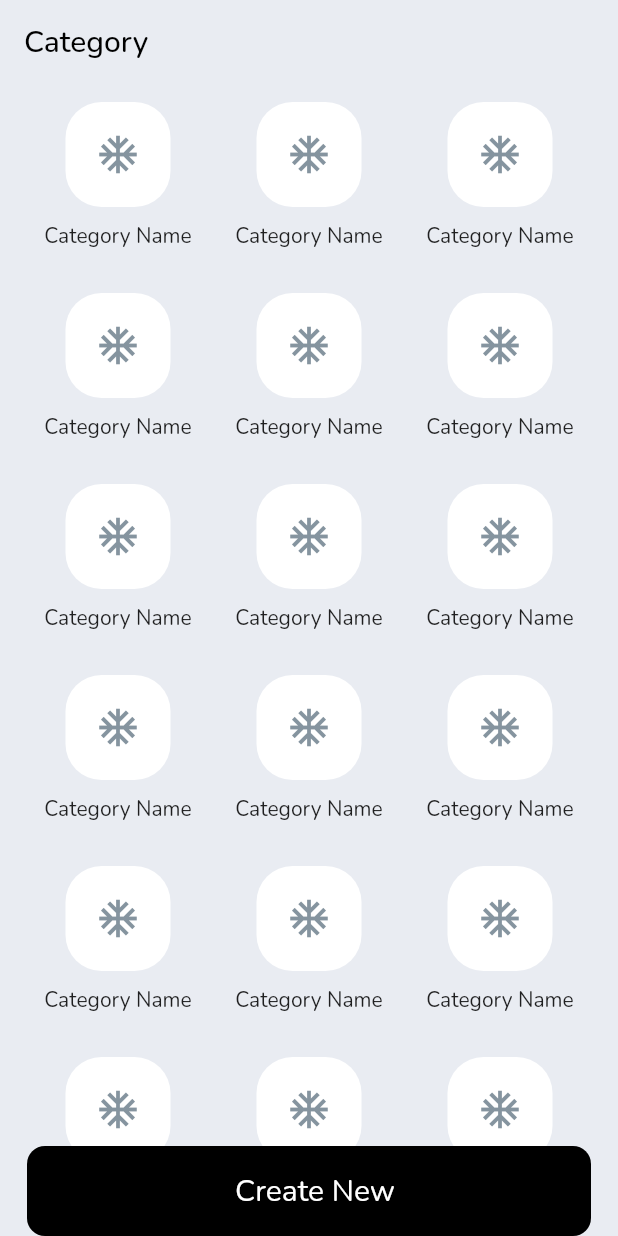
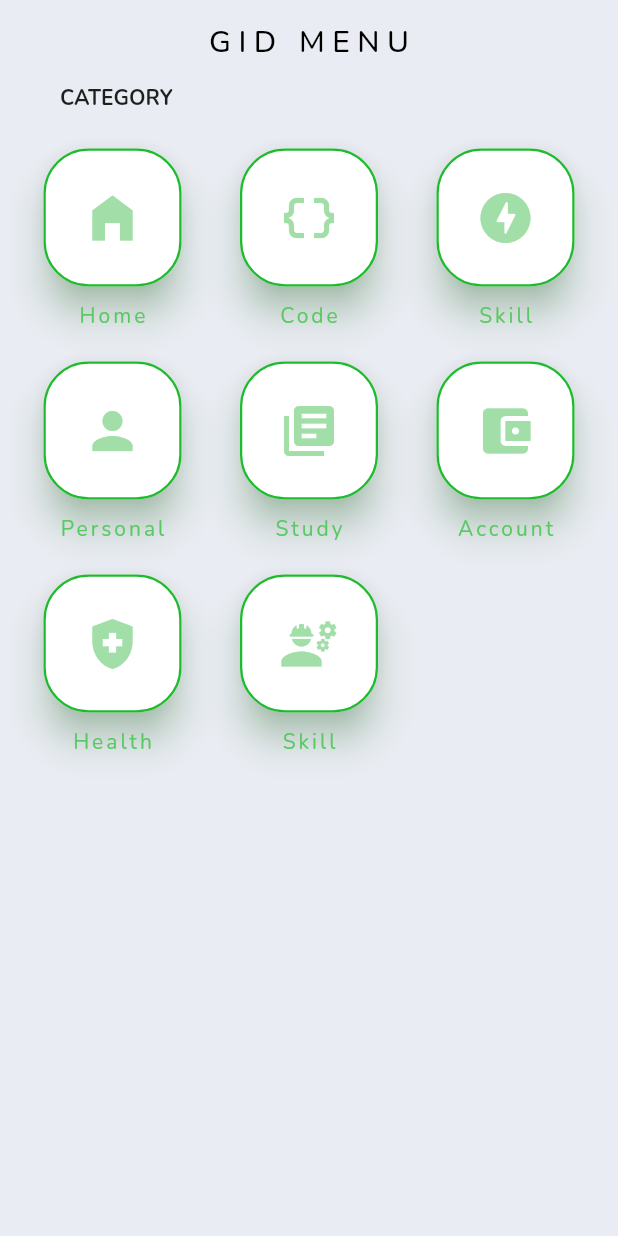
Before and after one commit to wahedzaman/get_it_done, a Flutter app: the CategoryListScreen screen opened directly, on a phone screen of 412 x 824 dp. Run offline on Flutter 3.47's test engine with Material 2 defaults, Android fonts, the light colour scheme and no system bars; our stand-ins replace gap, get.

Commit message:
GID Menu>Category added & category design updated

```diff
--- a/lib/core/ui_constants.dart
+++ b/lib/core/ui_constants.dart
@@ -29,6 +29,9 @@ EdgeInsets padding18 = const EdgeInsets.all(18);
 EdgeInsets padding20 = const EdgeInsets.all(20);
 EdgeInsets padding22 = const EdgeInsets.all(22);
 EdgeInsets padding24 = const EdgeInsets.all(24);
+EdgeInsets padding26 = const EdgeInsets.all(26);
+EdgeInsets padding28 = const EdgeInsets.all(28);
+EdgeInsets padding30 = const EdgeInsets.all(30);
 
 EdgeInsets paddingV2 = const EdgeInsets.symmetric(vertical: 2);
 EdgeInsets paddingV4 = const EdgeInsets.symmetric(vertical: 4);
--- a/lib/main.dart
+++ b/lib/main.dart
@@ -10,15 +10,19 @@ void main() {
 class MyApp extends StatelessWidget {
   const MyApp({super.key});
 
-  // This widget is the root of your application.
   @override
   Widget build(BuildContext context) {
     return GetMaterialApp(
       debugShowCheckedModeBanner: false,
       theme: ThemeData(
-        backgroundColor: getBackgroundColor(),
         primarySwatch: Colors.blue,
         fontFamily: 'Nunito',
+        appBarTheme: AppBarTheme(
+          backgroundColor: getBackgroundColor(),
+          elevation: 0,
+          foregroundColor: Colors.black,
+        ),
+        scaffoldBackgroundColor: getBackgroundColor(),
       ),
       home: const StartingScreen(),
     );
--- a/lib/ui/screens/auth/login_screen.dart
+++ b/lib/ui/screens/auth/login_screen.dart
@@ -20,13 +20,7 @@ class _LoginScreenState extends State<LoginScreen> {
   @override
   Widget build(BuildContext context) {
     return Scaffold(
-      backgroundColor: getBackgroundColor(),
-      appBar: AppBar(
-        elevation: 0,
-        backgroundColor: getBackgroundColor(),
-        foregroundColor: Colors.black,
-        automaticallyImplyLeading: true,
-      ),
+      appBar: AppBar(),
       body: Container(
         padding: padding24,
         width: double.infinity,
--- a/lib/ui/screens/auth/registration_screen.dart
+++ b/lib/ui/screens/auth/registration_screen.dart
@@ -15,7 +15,6 @@ class _RegistrationScreenState extends State<RegistrationScreen> {
   @override
   Widget build(BuildContext context) {
     return Scaffold(
-      backgroundColor: getBackgroundColor(),
       appBar: AppBar(
         backgroundColor: getBackgroundColor(),
         elevation: 0,
--- a/lib/ui/screens/auth/reset_password_screen.dart
+++ b/lib/ui/screens/auth/reset_password_screen.dart
@@ -16,7 +16,6 @@ class _ResetPasswordScreenState extends State<ResetPasswordScreen> {
   @override
   Widget build(BuildContext context) {
     return Scaffold(
-      backgroundColor: getBackgroundColor(),
       appBar: AppBar(
         backgroundColor: getBackgroundColor(),
         elevation: 0,
--- a/lib/ui/screens/auth/starting_screen.dart
+++ b/lib/ui/screens/auth/starting_screen.dart
@@ -93,7 +93,6 @@ class StartingScreen extends StatelessWidget {
   @override
   Widget build(BuildContext context) {
     return Scaffold(
-      backgroundColor: getBackgroundColor(),
       body: SafeArea(
         child: SizedBox(
           width: double.infinity,
--- a/lib/ui/screens/category/category_list_item.dart
+++ b/lib/ui/screens/category/category_list_item.dart
@@ -1,29 +1,46 @@
-// ignore_for_file: sort_child_properties_last
-
 import 'package:GID/core/ui_color_constant.dart';
 import 'package:GID/core/ui_constants.dart';
-import 'package:GID/core/ui_utils.dart';
 import 'package:flutter/material.dart';
 
 class CategoryListItem extends StatelessWidget {
-  const CategoryListItem({super.key});
+  final IconData icon;
+  final String text;
+  const CategoryListItem({
+    Key? key,
+    required this.icon,
+    required this.text,
+  }) : super(key: key);
 
   @override
   Widget build(BuildContext context) {
     return Column(
       children: [
-        Container(
-          padding: const EdgeInsets.all(20),
+        ElevatedButton(
+          style: ElevatedButton.styleFrom(
+            shadowColor: getBrandColor(),
+            elevation: 10,
+            padding: padding26,
+            backgroundColor: Colors.white,
+            side: const BorderSide(
+                width: 1.5, color: Color.fromARGB(255, 31, 187, 46)),
+            shape: RoundedRectangleBorder(
+              borderRadius: BorderRadius.circular(30),
+            ),
+          ),
+          onPressed: () {},
           child: Icon(
-            Icons.ac_unit,
-            size: 30,
-            color: hexToColor(greyDark),
+            icon,
+            size: 40,
+            color: const Color(0xFFA2DEA8),
           ),
-          decoration: BoxDecoration(
-              color: Colors.white, borderRadius: BorderRadius.circular(24)),
         ),
         gap10,
-        const Text("Category Name"),
+        Text(text,
+            style: const TextStyle(
+              color: Color.fromARGB(255, 89, 201, 100),
+              wordSpacing: 5.55,
+              letterSpacing: 2.00,
+            )),
       ],
     );
   }
--- a/lib/ui/screens/category/category_list_screen.dart
+++ b/lib/ui/screens/category/category_list_screen.dart
@@ -1,8 +1,9 @@
 import 'package:GID/core/ui_color_constant.dart';
 import 'package:GID/core/ui_constants.dart';
 import 'package:GID/ui/screens/category/category_list_item.dart';
-import 'package:GID/ui/widgets/app_button.dart';
 import 'package:flutter/material.dart';
+import 'package:flutter/src/widgets/container.dart';
+import 'package:flutter/src/widgets/framework.dart';
 
 class CategoryListScreen extends StatelessWidget {
   const CategoryListScreen({super.key});
@@ -10,61 +11,46 @@ class CategoryListScreen extends StatelessWidget {
   @override
   Widget build(BuildContext context) {
     return Scaffold(
-      //option 1
-      // bottomNavigationBar: AppButton(onTap: () {}, title: "title"),
-      //option 2
-      // floatingActionButtonLocation: FloatingActionButtonLocation.centerFloat,
-      // floatingActionButton: SizedBox(
-      //   width: double.infinity,
-      //   child: FloatingActionButton.extended(
-      //     label: Text("ljafls"),
-      //     onPressed: () {},
-      //   ),
-      // ),
-      backgroundColor: getBackgroundColor(),
       appBar: AppBar(
+        centerTitle: true,
         automaticallyImplyLeading: false,
-        backgroundColor: Colors.transparent,
-        foregroundColor: Colors.black,
-        elevation: 0,
-        title: const Text("Category"),
+        title: const Text(
+          'GID MENU',
+          style: TextStyle(letterSpacing: 5),
+        ),
       ),
-      body: Stack(
+      body: Column(
+        crossAxisAlignment: CrossAxisAlignment.start,
         children: [
-          SizedBox(
-            width: double.infinity,
-            height: double.infinity,
-            child: Column(
-              children: [
-                Flexible(
-                  child: Container(
-                    margin: const EdgeInsets.symmetric(
-                        horizontal: 24, vertical: 12),
-                    child: GridView.count(
-                      shrinkWrap: true,
-                      crossAxisSpacing: 18,
-                      mainAxisSpacing: 18,
-                      crossAxisCount: 3,
-                      children: List.generate(
-                          40, (index) => const CategoryListItem()),
-                    ),
-                  ),
-                )
+          const Padding(
+            padding: EdgeInsets.only(left: 40),
+            child: Text(
+              'CATEGORY',
+              style: TextStyle(fontWeight: FontWeight.bold),
+            ),
+          ),
+          Padding(
+            padding: const EdgeInsets.fromLTRB(12, 24, 12, 0),
+            child: GridView(
+              shrinkWrap: true,
+              gridDelegate: const SliverGridDelegateWithFixedCrossAxisCount(
+                crossAxisCount: 3,
+                mainAxisSpacing: 16,
+                crossAxisSpacing: 5,
+              ),
+              children: const [
+                CategoryListItem(icon: Icons.home_filled, text: 'Home'),
+                CategoryListItem(icon: Icons.data_object, text: 'Code'),
+                CategoryListItem(
+                    icon: Icons.offline_bolt_rounded, text: 'Skill'),
+                CategoryListItem(icon: Icons.person, text: 'Personal'),
+                CategoryListItem(icon: Icons.library_books, text: 'Study'),
+                CategoryListItem(
+                    icon: Icons.account_balance_wallet, text: 'Account'),
+                CategoryListItem(icon: Icons.health_and_safety, text: 'Health'),
+                CategoryListItem(icon: Icons.engineering, text: 'Skill'),
               ],
             ),
-          ),
-          //3rd way
-          // Positioned(
-          //   // bottom: 20,
-          //   child: Container(
-          //       margin: marginH18,
-          //       child: AppButton(onTap: () {}, title: "Create New 3")),
-          // ),
-          Align(
-            alignment: Alignment.bottomCenter,
-            child: Container(
-                margin: marginH18,
-                child: AppButton(onTap: () {}, title: "Create New")),
           ),
         ],
       ),
--- a/lib/ui/screens/home/home_page_container_screen.dart
+++ b/lib/ui/screens/home/home_page_container_screen.dart
@@ -1,35 +1,18 @@
-import 'package:GID/core/ui_color_constant.dart';
 import 'package:GID/ui/screens/category/category_list_screen.dart';
 import 'package:flutter/material.dart';
+import 'package:flutter/src/widgets/container.dart';
+import 'package:flutter/src/widgets/framework.dart';
 
 class HomePageContainerScreen extends StatelessWidget {
   const HomePageContainerScreen({super.key});
 
   @override
   Widget build(BuildContext context) {
-    PageController pageController =
-        PageController(initialPage: 1, keepPage: true);
     return Scaffold(
-      backgroundColor: getBackgroundColor(),
-      body: SafeArea(
-        child: PageView(
-          controller: pageController,
-          children: const [
-            CategoryListScreen(),
-            Text(
-              "Todo Page",
-              style: TextStyle(fontSize: 30),
-            ),
-            Text(
-              "Cirle",
-              style: TextStyle(fontSize: 30),
-            ),
-            Text(
-              "Settings",
-              style: TextStyle(fontSize: 30),
-            ),
-          ],
-        ),
+      body: PageView(
+        children: const [
+          CategoryListScreen(),
+        ],
       ),
     );
   }
```
